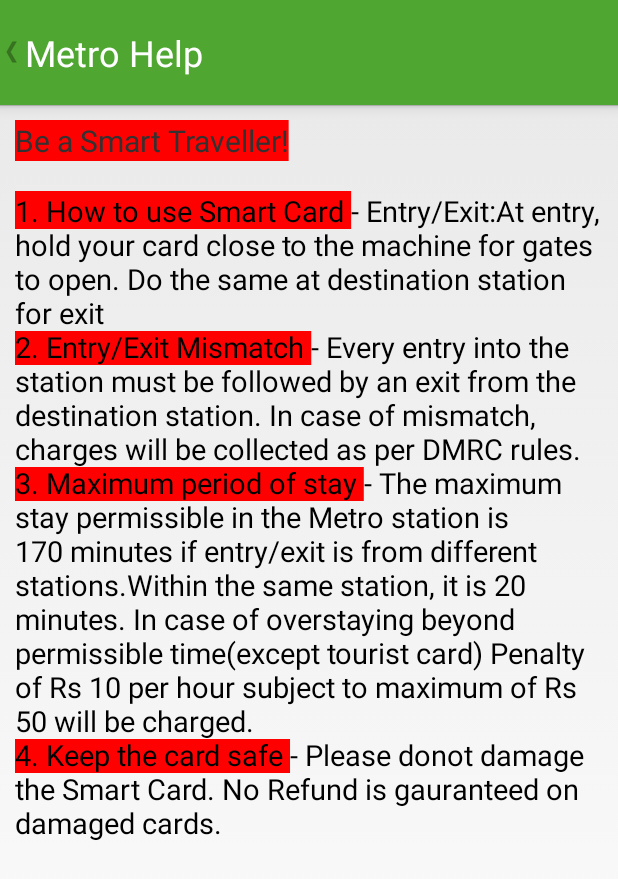
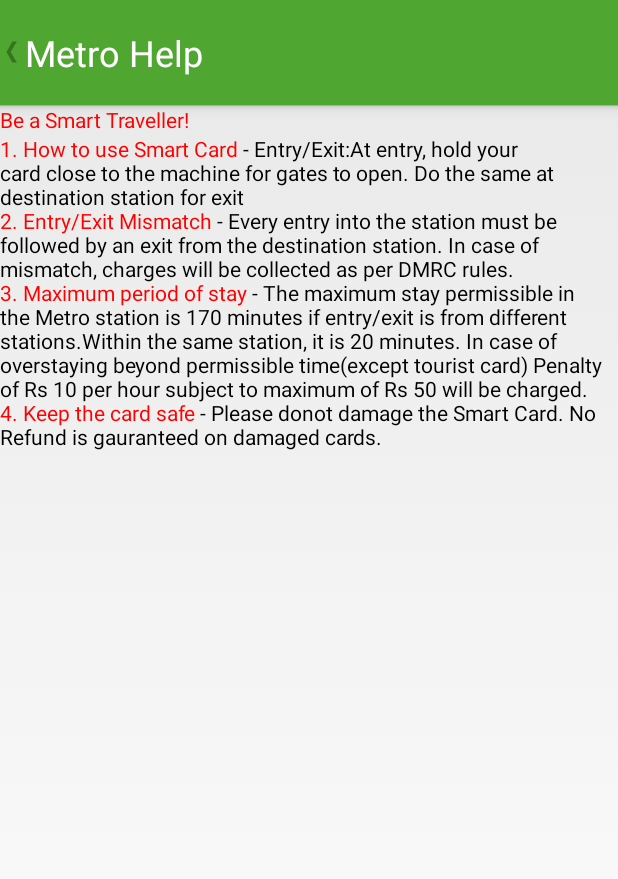
Before and after one commit to techdomain0502/demoproject, an Android app: the HelpScreen screen opened directly, with no data from a screen before it, on a phone screen of 412 x 824 dp. Shown: the top 879 px of the screen. Run offline under Robolectric (Android 15) with nearby library versions, the light colour scheme and no system bars.

Commit message:
Tablet GUI changes

```diff
--- a/delhiMetroGuide/src/main/java/com/delhi/metro/sasha/gui/FlipAdapter.java
+++ b/delhiMetroGuide/src/main/java/com/delhi/metro/sasha/gui/FlipAdapter.java
@@ -114,12 +114,12 @@
 		while(i.hasNext()) {
 			String arr[] = ((String)i.next()).split("-");
 			str = new SpannableString(arr[0]);
-			str.setSpan(new BackgroundColorSpan(Color.RED),0,arr[0].length(), Spannable.SPAN_EXCLUSIVE_EXCLUSIVE);
+			str.setSpan(new ForegroundColorSpan(Color.RED),0,arr[0].length(), Spannable.SPAN_EXCLUSIVE_EXCLUSIVE);
 
 		cc[++count] =	TextUtils.concat(str,"-",arr[1]);
 		}
 		Spannable str0 = new SpannableString(c.getResources().getString(R.string.helpheader0));
-		str0.setSpan(new BackgroundColorSpan(Color.RED),0,str0.length(), Spannable.SPAN_EXCLUSIVE_EXCLUSIVE);
+		str0.setSpan(new ForegroundColorSpan(Color.RED),0,str0.length(), Spannable.SPAN_EXCLUSIVE_EXCLUSIVE);
 		holder.header.setText(str0);
 
 	   }
@@ -130,13 +130,13 @@
 			while(i.hasNext()) {
 				String arr[] = ((String)i.next()).split("-");
 				str = new SpannableString(arr[0]);
-				str.setSpan(new BackgroundColorSpan(c.getResources().getColor(R.color.tab_back)),0,arr[0].length(), Spannable.SPAN_EXCLUSIVE_EXCLUSIVE);
+				str.setSpan(new ForegroundColorSpan(Color.RED),0,arr[0].length(), Spannable.SPAN_EXCLUSIVE_EXCLUSIVE);
 				str1 = new SpannableString(arr[1]);
 				str1.setSpan(new BackgroundColorSpan(Color.YELLOW),0,arr[1].length(), Spannable.SPAN_EXCLUSIVE_EXCLUSIVE);
 			cc[++count] =	TextUtils.concat(str,"-",arr[1]);
 			}
 			Spannable str0 = new SpannableString(c.getResources().getString(R.string.helpheader1));
-			str0.setSpan(new BackgroundColorSpan(c.getResources().getColor(R.color.tab_back)),0,str0.length(), Spannable.SPAN_EXCLUSIVE_EXCLUSIVE);
+			str0.setSpan(new ForegroundColorSpan(c.getResources().getColor(R.color.tab_back)), 0, str0.length(), Spannable.SPAN_EXCLUSIVE_EXCLUSIVE);
 			holder.header.setText(str0);
 
 		   }
@@ -147,12 +147,12 @@
 			while(i.hasNext()) {
 				String arr[] = ((String)i.next()).split("-");
 				str = new SpannableString(arr[0]);
-				str.setSpan(new BackgroundColorSpan(c.getResources().getColor(R.color.red)),0,arr[0].length(), Spannable.SPAN_EXCLUSIVE_EXCLUSIVE);
+				str.setSpan(new ForegroundColorSpan(Color.RED),0,arr[0].length(), Spannable.SPAN_EXCLUSIVE_EXCLUSIVE);
 
 			cc[++count] =	TextUtils.concat(str,"-",arr[1]);
 			}
 			Spannable str0 = new SpannableString(c.getResources().getString(R.string.helpheader2));
-			str0.setSpan(new BackgroundColorSpan(c.getResources().getColor(R.color.red)),0,str0.length(), Spannable.SPAN_EXCLUSIVE_EXCLUSIVE);
+			str0.setSpan(new ForegroundColorSpan(c.getResources().getColor(R.color.red)),0,str0.length(), Spannable.SPAN_EXCLUSIVE_EXCLUSIVE);
 			holder.header.setText(str0);
 		   }
 	   else if (position == 3) {
@@ -162,14 +162,14 @@
 			while(i.hasNext()) {
 				String arr[] = ((String)i.next()).split("-");
 				str = new SpannableString(arr[0]);
-				str.setSpan(new BackgroundColorSpan(c.getResources().getColor(R.color.tab_back)),0,arr[0].length(), Spannable.SPAN_EXCLUSIVE_EXCLUSIVE);
+				str.setSpan(new ForegroundColorSpan(Color.RED),0,arr[0].length(), Spannable.SPAN_EXCLUSIVE_EXCLUSIVE);
 				str1 = new SpannableString(arr[1]);
 				str1.setSpan(new BackgroundColorSpan(Color.YELLOW),0,arr[1].length(), Spannable.SPAN_EXCLUSIVE_EXCLUSIVE);
 
 			cc[++count] =	TextUtils.concat(str,"-",arr[1]);
 			}
 			Spannable str0 = new SpannableString(c.getResources().getString(R.string.helpheader3));
-			str0.setSpan(new BackgroundColorSpan(c.getResources().getColor(R.color.tab_back)),0,str0.length(), Spannable.SPAN_EXCLUSIVE_EXCLUSIVE);
+			str0.setSpan(new ForegroundColorSpan(c.getResources().getColor(R.color.tab_back)),0,str0.length(), Spannable.SPAN_EXCLUSIVE_EXCLUSIVE);
 			holder.header.setText(str0);
 	   }
 
--- a/delhiMetroGuide/src/main/java/com/delhi/metro/sasha/stops/StopListUiActivity.java
+++ b/delhiMetroGuide/src/main/java/com/delhi/metro/sasha/stops/StopListUiActivity.java
@@ -99,6 +99,9 @@
 		   getMenuInflater().inflate(R.menu.sharemenu, menu);
 		   MenuItem item = menu.findItem(R.id.menu_item_share);
 		   mShareActionProvider = (ShareActionProvider) item.getActionProvider();
+		if (mShareActionProvider != null) {
+			mShareActionProvider.setShareIntent(getDefaultShareIntent());
+		}
 		return true;
 	}
 
@@ -107,7 +110,8 @@
 		   pathString = str;
 		   setShareIntent(getDefaultShareIntent());
 		   invalidateOptionsMenu();
-	   }
+
+	}
 
 
 	public String getSharePathString(){
--- a/delhiMetroGuide/src/main/res/layout/page.xml
+++ b/delhiMetroGuide/src/main/res/layout/page.xml
@@ -9,19 +9,19 @@
 
         <TextView
             android:id="@+id/header"
+            style="@style/header_style"
             android:layout_width="wrap_content"
             android:layout_height="wrap_content"
-            android:textSize="20dp"
-            android:padding="10dp"/>
+            />
 
         <TextView
             android:id="@+id/text"
+            style="@style/text_style"
             android:layout_width="wrap_content"
             android:layout_height="wrap_content"
             android:layout_below="@+id/header"
             android:textColor="@android:color/black"
-            android:textSize="19dp"
-            android:padding="10dp"/>
+           />
     </RelativeLayout>
 
 </ScrollView>
--- a/delhiMetroGuide/src/main/res/layout/parking.xml
+++ b/delhiMetroGuide/src/main/res/layout/parking.xml
@@ -19,7 +19,7 @@
             android:paddingRight="10dp"
             android:paddingStart="10dp"
             android:text="@string/fare_label"
-            android:textSize="16dp" />
+            android:textSize="@dimen/parking_content_textsize" />
 
         <RelativeLayout
             android:id="@+id/car_section"
--- a/delhiMetroGuide/src/main/res/layout/place_follow_route.xml
+++ b/delhiMetroGuide/src/main/res/layout/place_follow_route.xml
@@ -10,7 +10,7 @@
         android:layout_centerHorizontal="true"
         android:padding="10dp"
         android:text="Follow the Route below:"
-        android:textSize="20dp"
+        android:textSize="@dimen/header_text_size"
         android:textStyle="bold" />
 
     <TextView
@@ -19,7 +19,7 @@
         android:layout_height="wrap_content"
         android:layout_below="@+id/header"
         android:layout_centerHorizontal="true"
-        android:padding="10dp"
+        android:padding="@dimen/guide_textsize"
         android:text="@string/place_guide_text"
         android:textSize="18dp"
         android:textStyle="bold|italic" />
--- a/delhiMetroGuide/src/main/res/layout/place_list_group.xml
+++ b/delhiMetroGuide/src/main/res/layout/place_list_group.xml
@@ -4,7 +4,7 @@
     android:layout_height="wrap_content"
     android:orientation="vertical"
     android:padding="8dp"
-    android:background="@color/grey"
+    android:background="@color/tab_back"
     >
 
 
@@ -13,7 +13,7 @@
         android:layout_width="fill_parent"
         android:layout_height="wrap_content"
         android:paddingLeft="?android:attr/expandableListPreferredItemPaddingLeft"
-        android:textSize="20dp"
+        android:textSize="@dimen/lblListHeader_textsize"
         android:textStyle="bold"
         android:textColor="@color/black" />
 
--- a/delhiMetroGuide/src/main/res/layout/place_list_item.xml
+++ b/delhiMetroGuide/src/main/res/layout/place_list_item.xml
@@ -8,7 +8,7 @@
         android:id="@+id/lblListItem"
         android:layout_width="fill_parent"
         android:layout_height="wrap_content"
-        android:textSize="17dip"
+        android:textSize="@dimen/lblListItem_textsize"
         android:paddingTop="10dp"
         android:paddingBottom="10dp"
         android:textStyle="bold"
--- a/delhiMetroGuide/src/main/res/layout/scroll_one_parallax.xml
+++ b/delhiMetroGuide/src/main/res/layout/scroll_one_parallax.xml
@@ -115,6 +115,7 @@
             android:text="@string/thanks"
              android:padding="5dp"
              android:textStyle="bold|italic"
+            android:textSize="20sp"
             />
 
 
--- a/delhiMetroGuide/src/main/res/values-sw320dp/dimen.xml
+++ b/delhiMetroGuide/src/main/res/values-sw320dp/dimen.xml
@@ -21,6 +21,10 @@
     <dimen name="search_station_textsize">20dp</dimen>
     <dimen name="actionBarHeight">55dp</dimen>
     <dimen name="change_lang_textsize">12dp</dimen>
+    <dimen name="lblListItem_textsize">17dp</dimen>
+    <dimen name="lblListHeader_textsize">20dp</dimen>
+    <dimen name="route_header_textsize">20dp</dimen>
+    <dimen name="guide_textsize">18dp</dimen>
 
     <!-- route,fare,time layout margin -->
     <dimen name="header_marginTop">10dp</dimen>
--- a/delhiMetroGuide/src/main/res/values-sw360dp/dimen.xml
+++ b/delhiMetroGuide/src/main/res/values-sw360dp/dimen.xml
@@ -21,6 +21,10 @@
     <dimen name="search_station_textsize">20dp</dimen>
     <dimen name="actionBarHeight">70dp</dimen>
     <dimen name="setting_item_textsize">20sp</dimen>
+    <dimen name="lblListItem_textsize">17dp</dimen>
+    <dimen name="lblListHeader_textsize">20dp</dimen>
+    <dimen name="route_header_textsize">20dp</dimen>
+    <dimen name="guide_textsize">18dp</dimen>
 
    <!-- route,fare,time layout margin -->
    <dimen name="header_marginTop">30dp</dimen>
--- a/delhiMetroGuide/src/main/res/values-sw600dp/styles.xml
+++ b/delhiMetroGuide/src/main/res/values-sw600dp/styles.xml
@@ -17,6 +17,8 @@
     <!-- Application theme. -->
     <style name="AppTheme" parent="AppBaseTheme">
         <item name="android:actionBarStyle">@style/MyActionBar</item>
+        <item name="android:actionMenuTextAppearance">@style/MenuTextStyle</item>
+        <item name="android:popupMenuStyle">@android:style/Widget.Holo.Light.PopupMenu</item>
     </style>
 
     <style name="dialogAnim">
@@ -34,7 +36,10 @@
         <item name="android:height">@dimen/actionBarHeight</item>
         <item name="android:icon">@android:color/transparent</item>
     </style>
-
+    <style name="MenuTextStyle" parent="@android:style/TextAppearance.Holo.Widget.ActionBar.Menu">
+        <item name="android:textSize">20dp</item>
+        <item name="android:textColor">@android:color/white</item>
+    </style>
     <style name="AlertDialogCustom">
         <item name="android:textColor">@color/actionbar_background</item>
         <item name="android:textSize">25dp</item>
--- a/delhiMetroGuide/src/main/res/values/styles.xml
+++ b/delhiMetroGuide/src/main/res/values/styles.xml
@@ -17,7 +17,8 @@
     <!-- Application theme. -->
     <style name="AppTheme" parent="AppBaseTheme">
         <item name="android:actionBarStyle">@style/MyActionBar</item>
-      <!--  <item name="android:actionMenuTextAppearance">@style/MenuTextStyle</item> -->
+        <item name="android:actionMenuTextAppearance">@style/MenuTextStyle</item>
+        <item name="android:popupMenuStyle">@android:style/Widget.Holo.Light.PopupMenu</item>
     </style>
 
     <style name="dialogAnim">
@@ -35,11 +36,12 @@
         <item name="android:height">@dimen/actionBarHeight</item>
         <item name="android:icon">@android:color/transparent</item>
     </style>
-    <!--
+
     <style name="MenuTextStyle" parent="@android:style/TextAppearance.Holo.Widget.ActionBar.Menu">
-        <item name="android:textSize">25sp</item>
+        <item name="android:textSize">20dp</item>
+        <item name="android:textColor">@android:color/white</item>
     </style>
-    -->
+
     <style name="AlertDialogCustom">
         <item name="android:textColor">@color/actionbar_background</item>
         <item name="android:textSize">20dp</item>
```
Also changed, not shown: delhiMetroGuide/src/main/res/layout/nearby_attraction.xml (+7 -0 lines), delhiMetroGuide/src/main/res/values-sw600dp/dimen.xml (+6 -2 lines), 3 other files.
